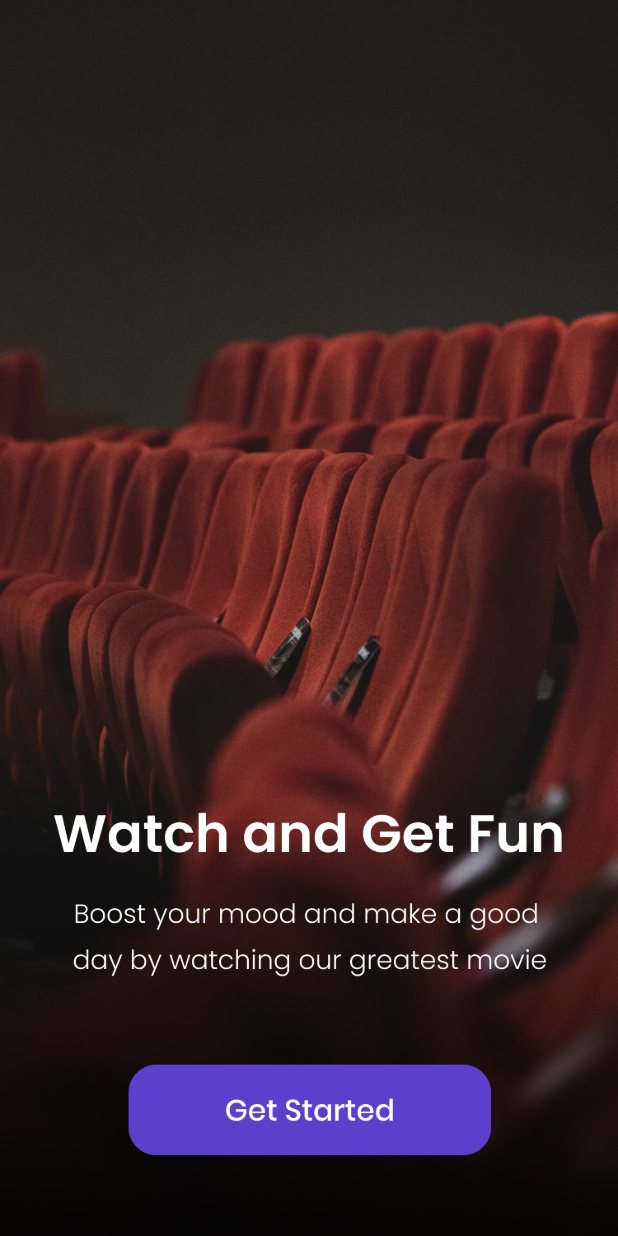
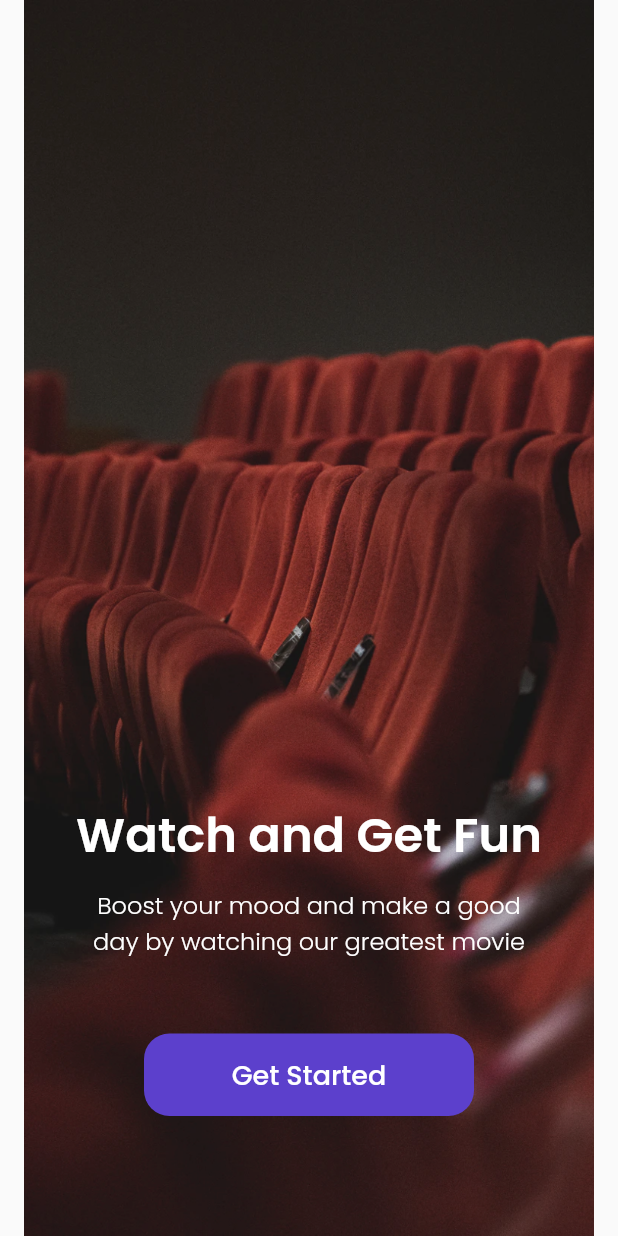
Before and after one commit to JonathanTriC/cinematri_app, a Flutter app: the screen it shows after launch, on a phone screen of 412 x 824 dp. Run offline on Flutter 3.47's test engine with Material 2 defaults, Android fonts, the phone set to English and light mode, and no system bars; our stand-ins replace google_fonts.

Commit message:
add get started page

```diff
--- a/lib/ui/pages/get_started_page.dart
+++ b/lib/ui/pages/get_started_page.dart
@@ -1,3 +1,4 @@
+import 'package:cinematri_app/shared/theme.dart';
 import 'package:flutter/material.dart';
 
 class GetStarted extends StatelessWidget {
@@ -13,13 +14,61 @@
             height: double.infinity,
             decoration: const BoxDecoration(
               image: DecorationImage(
-                fit: BoxFit.cover,
                 image: AssetImage(
                   'assets/image_get_started.png',
                 ),
               ),
             ),
           ),
+          Center(
+            child: Column(
+              mainAxisAlignment: MainAxisAlignment.end,
+              children: [
+                Text(
+                  'Watch and Get Fun',
+                  style: whiteTextStyle.copyWith(
+                    fontSize: 32,
+                    fontWeight: semiBold,
+                  ),
+                ),
+                const SizedBox(
+                  height: 10,
+                ),
+                Text(
+                  'Boost your mood and make a good\nday by watching our greatest movie',
+                  style: whiteTextStyle.copyWith(
+                    fontSize: 16,
+                    fontWeight: light,
+                  ),
+                  textAlign: TextAlign.center,
+                ),
+                Container(
+                  margin: const EdgeInsets.only(
+                    top: 50,
+                    bottom: 80,
+                  ),
+                  width: 220,
+                  height: 55,
+                  child: TextButton(
+                    onPressed: () {},
+                    style: TextButton.styleFrom(
+                      backgroundColor: kPurpleColor,
+                      shape: RoundedRectangleBorder(
+                        borderRadius: BorderRadius.circular(17),
+                      ),
+                    ),
+                    child: Text(
+                      'Get Started',
+                      style: whiteTextStyle.copyWith(
+                        fontSize: 18,
+                        fontWeight: medium,
+                      ),
+                    ),
+                  ),
+                ),
+              ],
+            ),
+          )
         ],
       ),
     );
```
Also changed, not shown: assets/image_get_started.png.
